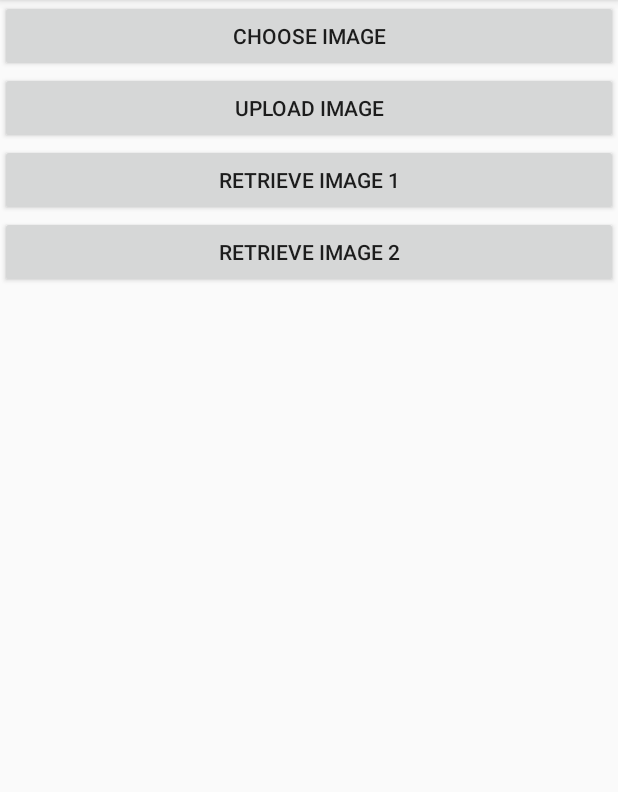
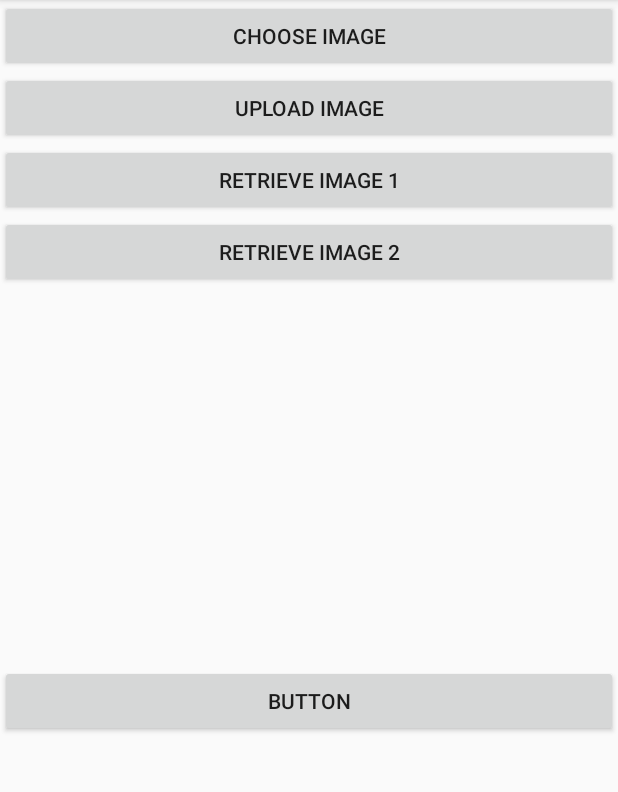
Before and after one commit to vigsu2000/Bahrber, an Android app: the MainActivity screen opened directly, with no data from a screen before it, on a phone screen of 412 x 824 dp, the part 84-876 px from its top. Run offline under Robolectric (Android 15) with nearby library versions, the phone set to English and light mode, and no system bars; our stand-ins replace Firebase (no records; nobody signed in at launch, a user with empty details on screens opened directly); pictures from the network do not load.

Commit message:
Bring button back to life

```diff
--- a/Bahrber/app/src/main/java/com/example/vignesh/imageupload/MainActivity.java
+++ b/Bahrber/app/src/main/java/com/example/vignesh/imageupload/MainActivity.java
@@ -20,6 +20,8 @@ import com.google.firebase.storage.FirebaseStorage;
 import com.google.firebase.storage.StorageReference;
 import com.google.firebase.database.DatabaseReference;
 import com.google.firebase.storage.UploadTask;
+
+import java.text.Normalizer;
 
 public class MainActivity extends AppCompatActivity {
     Button chooseImg, uploadImg, retrieveImg1, retrieveImg2;
@@ -105,6 +107,14 @@ public class MainActivity extends AppCompatActivity {
                 Glide.with(getApplicationContext()).load(url2).into(imgView2);
             }
         });
+
+        Button nextPage = (Button) findViewById(R.id.next);
+        nextPage.setOnClickListener(new View.OnClickListener() {
+            public void onClick(View view) {
+                Intent intent = new Intent(MainActivity.this, FormScreen.class);
+                startActivity(intent);
+            }
+        });
     }
 
     @Override
--- a/Bahrber/app/src/main/res/layout/activity_main.xml
+++ b/Bahrber/app/src/main/res/layout/activity_main.xml
@@ -31,12 +31,18 @@
         android:id="@+id/retrieveImg2"/>
 
     <ImageView
+        android:id="@+id/imgView1"
         android:layout_width="match_parent"
-        android:layout_height="150dp"
-        android:id="@+id/imgView1"/>
+        android:layout_height="129dp" />
 
     <ImageView
+        android:id="@+id/imgView2"
         android:layout_width="match_parent"
-        android:layout_height="150dp"
-        android:id="@+id/imgView2"/>
+        android:layout_height="122dp" />
+
+    <Button
+        android:id="@+id/next"
+        android:layout_width="match_parent"
+        android:layout_height="wrap_content"
+        android:text="Button" />
 </LinearLayout>
```
